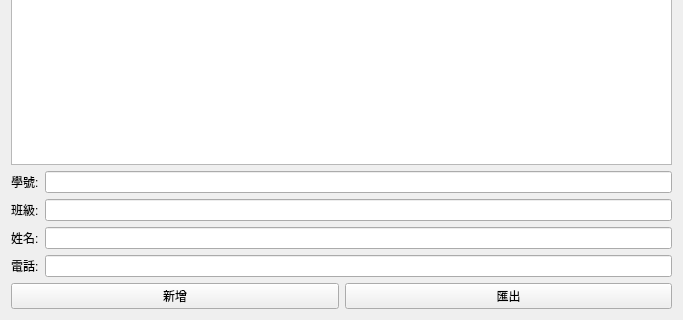
Old version of the form widget.ui in the repository Chen-Pin-Jui13579/untitled; both pictures show x 0 to 683 and y 268 to 588 of the 683 by 588 pixel window.
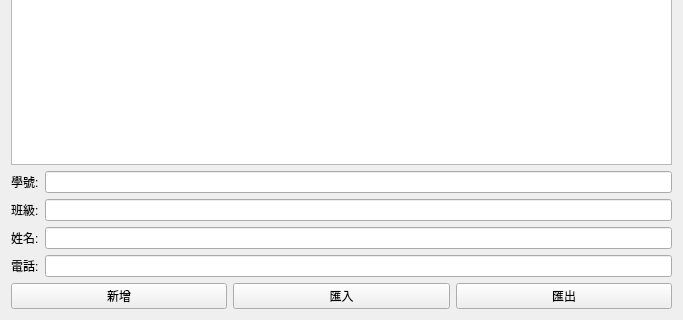
New version of the form.

Diff of the .ui file:
```diff
--- a/widget.ui
+++ b/widget.ui
@@ -94,6 +94,13 @@
                    </property>
                   </widget>
                  </item>
+                 <item>
+                  <widget class="QPushButton" name="pushButton">
+                   <property name="text">
+                    <string>匯入</string>
+                   </property>
+                  </widget>
+                 </item>
                  <item>
                   <widget class="QPushButton" name="pushButton_2">
                    <property name="text">
```
